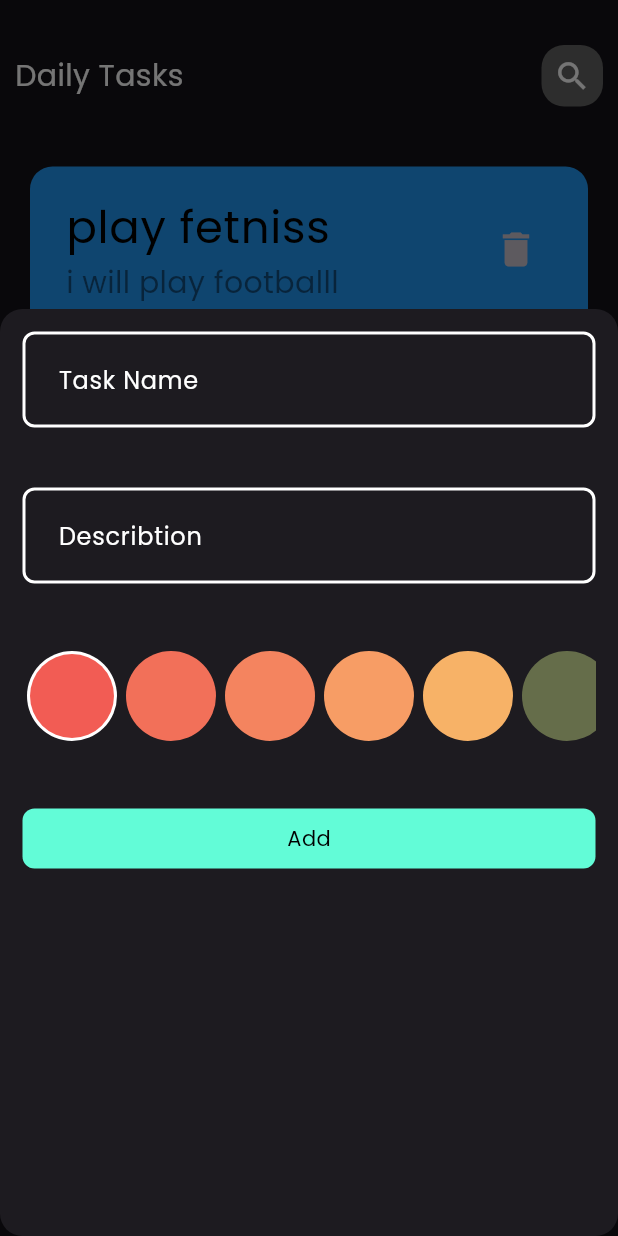
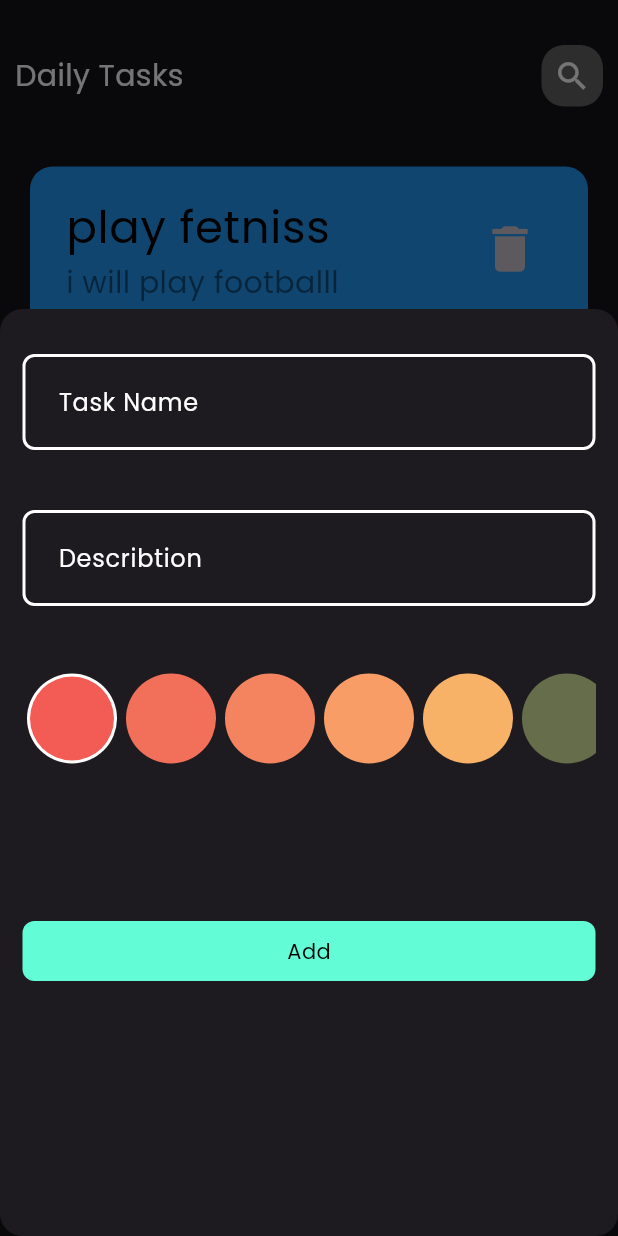
Before and after one commit to ahmed-khaled56/daily-tasks, a Flutter app: the screen it shows after launch, after a tap on the "add" icon, on a phone screen of 412 x 824 dp. Run offline on Flutter 3.47's test engine with Material 3 defaults, Android fonts, the phone set to English and light mode, and no system bars.

Commit message:
modified some feateres in ui

```diff
--- a/lib/widgets/addBottomSheetBody.dart
+++ b/lib/widgets/addBottomSheetBody.dart
@@ -1,7 +1,5 @@
 import 'package:daily_tasks/widgets/addBottomSheetForm.dart';
-import 'package:daily_tasks/widgets/add_color_list.dart';
-import 'package:daily_tasks/widgets/custom_button.dart';
-import 'package:daily_tasks/widgets/custom_textfield.dart';
+
 import 'package:flutter/material.dart';
 
 class Addbottomsheetbody extends StatelessWidget {
@@ -12,7 +10,7 @@ class Addbottomsheetbody extends StatelessWidget {
     return SingleChildScrollView(
       child: Padding(
         padding: EdgeInsets.only(
-          top: 15,
+          top: 30,
           left: 15,
           right: 15,
           bottom: MediaQuery.of(context).viewInsets.bottom,
--- a/lib/widgets/addBottomSheetForm.dart
+++ b/lib/widgets/addBottomSheetForm.dart
@@ -16,7 +16,7 @@ class Addbottomsheetform extends StatelessWidget {
         textField(hintText: 'Describtion', onchange: (value) {}),
         SizedBox(height: 40),
         EditColorlist(),
-        SizedBox(height: 40),
+        SizedBox(height: 100),
         CustomButton(label: "Add", onPressed: () {}),
       ],
     );
--- a/lib/widgets/task_item.dart
+++ b/lib/widgets/task_item.dart
@@ -40,7 +40,7 @@ class _TaskItemState extends State<TaskItem> {
                 trailing: IconButton(
                   onPressed: () {},
 
-                  icon: Icon(Icons.delete, size: 30),
+                  icon: Icon(Icons.delete, size: 40),
                 ),
               ),
               Row(
@@ -50,19 +50,14 @@ class _TaskItemState extends State<TaskItem> {
                     child: IconButton(
                       padding: EdgeInsets.zero,
                       onPressed: () {
-                        isPressed = true;
+                        isPressed = !isPressed;
                         setState(() {});
                       },
-                      icon:
-                          isPressed
-                              ? CircleAvatar(
-                                radius: 20,
-                                backgroundColor: Colors.green,
-                              )
-                              : CircleAvatar(
-                                radius: 20,
-                                backgroundColor: Colors.white,
-                              ),
+                      icon: CircleAvatar(
+                        radius: 20,
+                        backgroundColor:
+                            isPressed ? Colors.green : Colors.white,
+                      ),
                     ),
                   ),
                   Padding(
```
